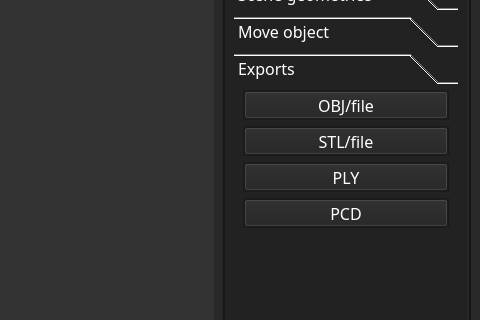
MateuszRumin/PWSZ_3IS_2024_ZPI_P3_G3, file UI2.ui: the form before one commit; both pictures show x 528 to 1008 and y 182 to 502 of the 1008 by 744 pixel window.
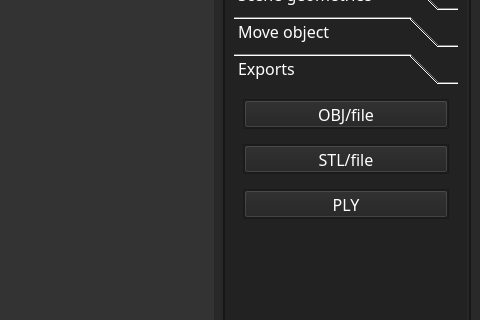
The form after the commit. The open tabs and pages were chosen to show the change.

The edit to the form file:
```diff
--- a/UI2.ui
+++ b/UI2.ui
@@ -2176,7 +2176,7 @@
            <rect>
             <x>0</x>
             <y>0</y>
-            <width>220</width>
+            <width>224</width>
             <height>140</height>
            </rect>
           </property>
@@ -2358,58 +2358,6 @@
              </layout>
             </widget>
            </item>
-           <item>
-            <widget class="QFrame" name="frame_17">
-             <property name="minimumSize">
-              <size>
-               <width>206</width>
-               <height>30</height>
-              </size>
-             </property>
-             <property name="maximumSize">
-              <size>
-               <width>300</width>
-               <height>30</height>
-              </size>
-             </property>
-             <property name="frameShape">
-              <enum>QFrame::StyledPanel</enum>
-             </property>
-             <property name="frameShadow">
-              <enum>QFrame::Raised</enum>
-             </property>
-             <layout class="QVBoxLayout" name="verticalLayout_9">
-              <property name="spacing">
-               <number>0</number>
-              </property>
-              <property name="leftMargin">
-               <number>0</number>
-              </property>
-              <property name="topMargin">
-               <number>0</number>
-              </property>
-              <property name="rightMargin">
-               <number>0</number>
-              </property>
-              <property name="bottomMargin">
-               <number>0</number>
-              </property>
-              <item>
-               <widget class="QPushButton" name="export_to_pcd">
-                <property name="enabled">
-                 <bool>false</bool>
-                </property>
-                <property name="cursor">
-                 <cursorShape>PointingHandCursor</cursorShape>
-                </property>
-                <property name="text">
-                 <string>PCD</string>
-                </property>
-               </widget>
-              </item>
-             </layout>
-            </widget>
-           </item>
           </layout>
          </widget>
         </widget>
```
Left out of the diff: 12 changed lines with no effect on the pictures.
